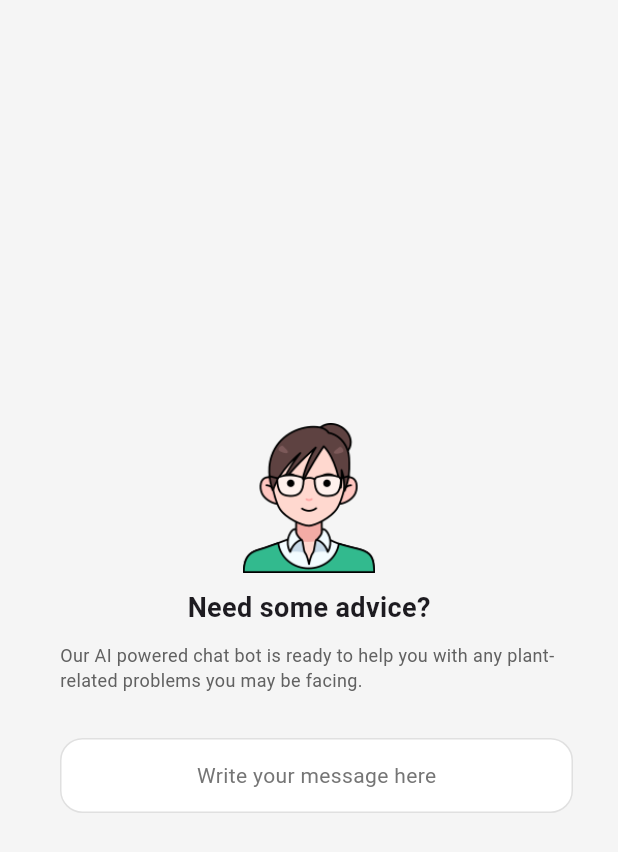
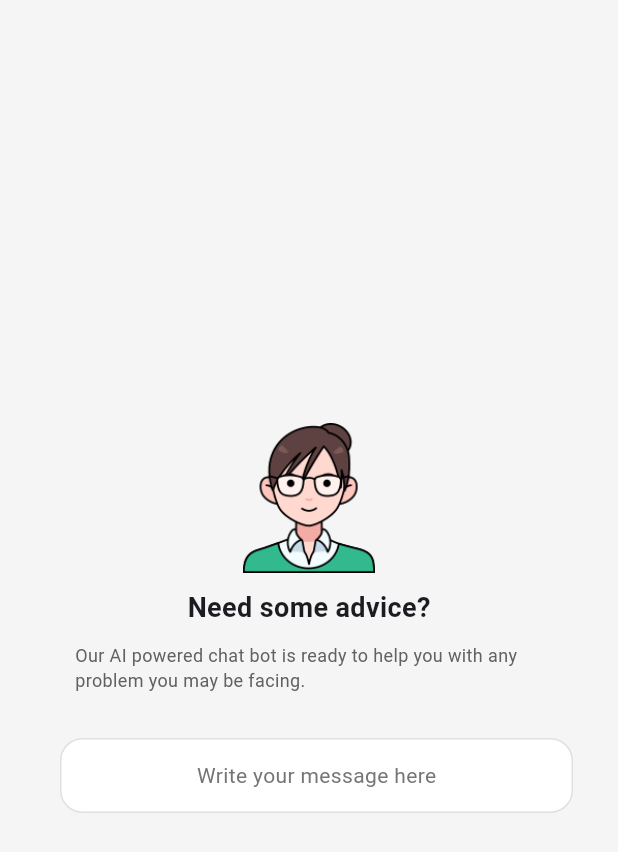
Before and after one commit to hashemUOP/AuraAlert, a Flutter app: the ChatBotMain screen opened directly, on a phone screen of 412 x 824 dp. Shown: the top 852 px of the screen. Run offline on Flutter 3.47's test engine with Material 3 defaults, Android fonts, the phone set to English and light mode, and no system bars; our stand-ins replace audioplayers, auto_size_text, cached_network_image, cloud_firestore, file_picker, firebase_auth and 9 more; missing offline and left inert: flutter_spinner_time_picker; accounts and stored records are empty; Roboto replaces fonts that are missing (BungeeSpice).

Commit message:
updating chatbot

```diff
--- a/lib/global_widgets/no_reminders_screen.dart
+++ b/lib/global_widgets/no_reminders_screen.dart
@@ -36,12 +36,12 @@ class NoRemindersScreen extends StatelessWidget {
             child: Container(
               padding: const EdgeInsets.symmetric(horizontal: 24, vertical: 5),
               decoration: BoxDecoration(
-                color: Colors.green[100], // Background color for the button
+                color: Colors.purple[300], // Background color for the button
                 borderRadius: BorderRadius.circular(20),
               ),
               child: Text(
                 "Add Reminder",
-                style: TextStyle(color: Colors.green[600], fontWeight: FontWeight.w400),
+                style: TextStyle(color: Colors.white, fontWeight: FontWeight.w400),
               ),
             ),
           )
--- a/lib/navbar_pages/ChatBotMain.dart
+++ b/lib/navbar_pages/ChatBotMain.dart
@@ -17,8 +17,8 @@ class ChatBotMain extends StatelessWidget {
               const SizedBox(height: 10,),
               const Text("Need some advice?",style: TextStyle(fontSize: 18,fontWeight: FontWeight.bold),),
               Padding(
-                padding:const EdgeInsets.only(left: 40.0,right: 30,top: 10,bottom: 30),
-                child: Text("Our AI powered chat bot is ready to help you with any plant-related problems you may be facing.",style:TextStyle(fontSize: 12,color: Colors.grey.shade700),),
+                padding:const EdgeInsets.only(left: 50.0,right: 50,top: 10,bottom: 30),
+                child: Text("Our AI powered chat bot is ready to help you with any problem you may be facing.",style:TextStyle(fontSize: 12,color: Colors.grey.shade700),),
               ),
               GestureDetector(
                 onTap: () {
--- a/lib/navbar_pages/chatbot/ChatBotSub.dart
+++ b/lib/navbar_pages/chatbot/ChatBotSub.dart
@@ -303,7 +303,7 @@ class _ChatBotState extends State<ChatBot> {
   Widget build(BuildContext context) {
     return Scaffold(
       appBar: AppBar(
-        title: const Text("Ward's ChatBot", style: TextStyle(color: Colors.black87)),
+        title: const Text("AuraAlert's ChatBot", style: TextStyle(color: Colors.black87)),
         backgroundColor: Colors.white,
         elevation: 1,
         leading: IconButton(
--- a/lib/navbar_pages/reminders.dart
+++ b/lib/navbar_pages/reminders.dart
@@ -123,7 +123,7 @@ class _MyRemindersState extends State<Reminders> {
                 margin: EdgeInsets.symmetric(vertical: screenHeight * 0.013, horizontal: screenWidth * 0.04),
                 decoration: BoxDecoration(
                   borderRadius: BorderRadius.circular(8),
-                  color: Colors.green.shade200,
+                  color: Colors.purple[200],
                 ),
                 child: Column(
                   crossAxisAlignment: CrossAxisAlignment.start,
```
